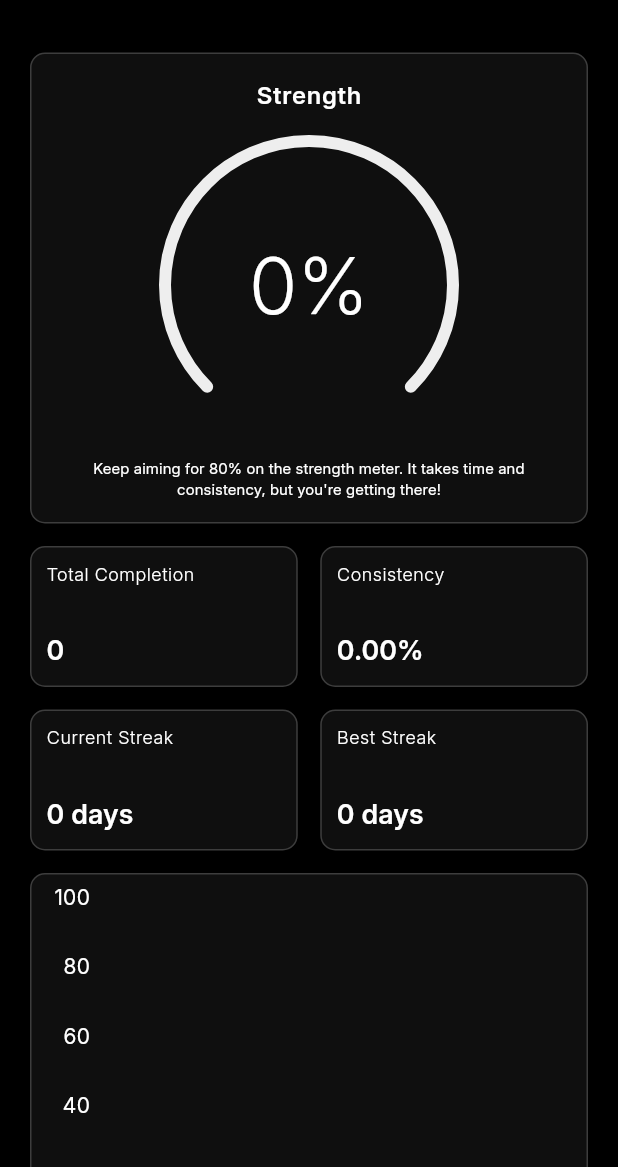
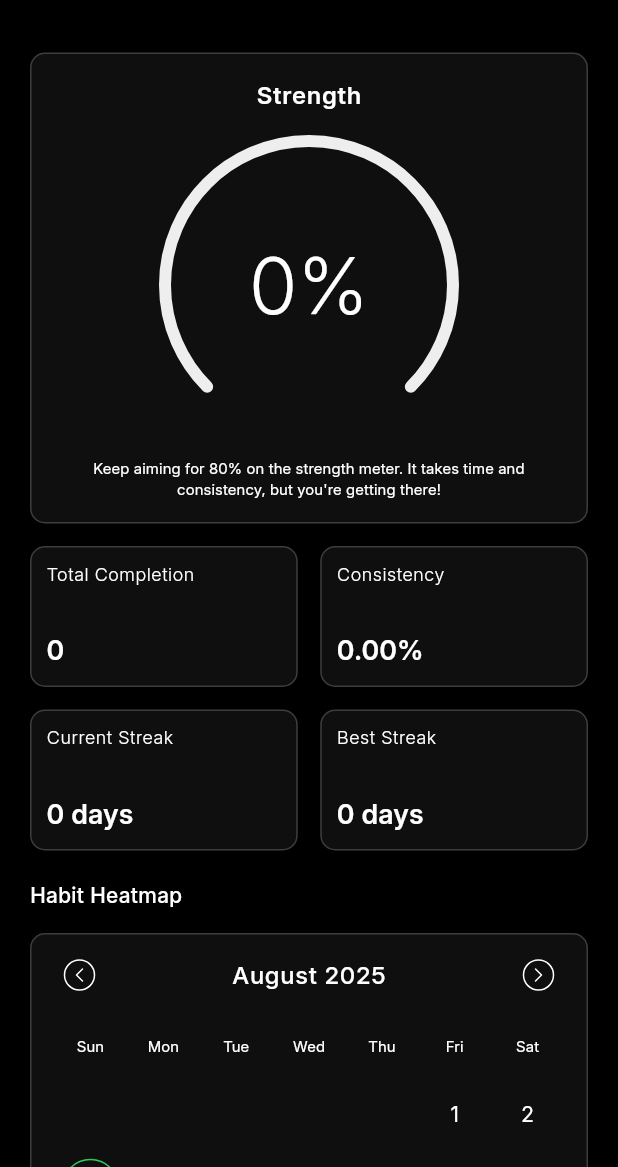
Before and after one commit to anand-a-j/habitroot, a Flutter app: the screen it shows after launch, after a tap on an icon or button, on a phone screen of 412 x 824 dp, the part 69-1236 px from its top. Run offline on Flutter 3.47's test engine with Material 3 defaults, Android fonts, the phone set to English and light mode, and no system bars; drawn by our look-alikes of dashed_circular_progress_bar, fl_chart; our stand-ins replace emoji_picker_flutter, flutter_riverpod, flutter_svg, freezed_annotation, go_router, hive_ce and 1 more; accounts and stored records are empty.

Commit message:
fix bugs, update ui

```diff
--- a/lib/core/enum/date_event.dart
+++ b/lib/core/enum/date_event.dart
@@ -1,4 +1,8 @@
 enum DateEvent {
   normal,
+  low,
+  medium,
+  high,
+  veryHigh,
   completed,
 }
--- a/lib/core/utils/responsive_layout.dart
+++ b/lib/core/utils/responsive_layout.dart
@@ -42,6 +42,6 @@ class ResponsiveLayout {
 
     // 3️⃣ Total = header + (6 rows × cell height)
     const int totalRows = 6;
-    return (headerHeight + (totalRows * cellHeight)) + 158;
+    return (headerHeight + (totalRows * cellHeight)) + 158 - 50;
   }
 }
--- a/lib/features/analytics/presentation/screen/analytics_screen.dart
+++ b/lib/features/analytics/presentation/screen/analytics_screen.dart
@@ -1,30 +1,46 @@
+import 'dart:developer';
+
 import 'package:flutter/material.dart';
 import 'package:flutter_riverpod/flutter_riverpod.dart';
 import 'package:go_router/go_router.dart';
 import 'package:habitroot/core/constants/constants.dart';
+import 'package:habitroot/core/extension/common.dart';
 import 'package:habitroot/features/analytics/presentation/utils/stats_utils.dart';
 import 'package:habitroot/features/analytics/presentation/widgets/overall_info_card.dart';
 import 'package:habitroot/features/analytics/presentation/widgets/strength_line_chart.dart';
+import 'package:habitroot/features/calendar/presentation/habitroot_month_calendar.dart';
 
 import '../../../../core/components/core_components.dart';
+import '../../../habit/domain/habit.dart';
 import '../../../habit/presentation/provider/habit_provider.dart';
 import '../widgets/strength_card.dart';
 
 class AnalyticsScreen extends ConsumerWidget {
-  const AnalyticsScreen({super.key});
+  const AnalyticsScreen({
+    this.habit,
+    Key? key,
+  }) : super(key: key);
+
+  /// If [habit] is null, show overall analytics; otherwise show single habit analytics.
+  final Habit? habit;
 
   @override
   Widget build(BuildContext context, WidgetRef ref) {
-    final habits = ref.watch(
-      habitProvider.select(
-        (map) {
-          final habits = map.values.where((habit) => !habit.isArchived).toList()
-            ..sort((a, b) => a.order.compareTo(b.order));
+    log("passing habit ; ${habit?.name}");
+    // Determine metrics source
+    final isSingle = habit != null;
+    final displayHabits = isSingle
+        ? [habit!]
+        : ref.watch(
+            habitProvider.select(
+              (map) {
+                final list = map.values.where((h) => !h.isArchived).toList()
+                  ..sort((a, b) => a.order.compareTo(b.order));
+                return list;
+              },
+            ),
+          );
 
-          return habits;
-        },
-      ),
-    );
     return Scaffold(
       appBar: HabitRootAppBar(
         leadingOnTap: () => context.pop(),
@@ -38,7 +54,9 @@ class AnalyticsScreen extends ConsumerWidget {
         ),
         physics: const BouncingScrollPhysics(),
         children: [
-          StrengthCard(habits: habits),
+          StrengthCard(
+            strength: StatsUtils.calOverallStrength(displayHabits),
+          ),
           const SizedBox(height: AppConsts.pMedium),
           Row(
             mainAxisAlignment: MainAxisAlignment.spaceBetween,
@@ -47,14 +65,15 @@ class AnalyticsScreen extends ConsumerWidget {
               Expanded(
                 child: OverallInfoCard(
                   title: "Total Completion",
-                  value: StatsUtils.calTotalCompletion(habits).toString(),
+                  value:
+                      StatsUtils.calTotalCompletion(displayHabits).toString(),
                 ),
               ),
               Expanded(
                 child: OverallInfoCard(
                   title: "Consistency",
                   value:
-                      "${StatsUtils.calConsistencyPercentage(habits).toStringAsFixed(2)}%",
+                      "${StatsUtils.calConsistencyPercentage(displayHabits).toStringAsFixed(2)}%",
                 ),
               ),
             ],
@@ -67,19 +86,55 @@ class AnalyticsScreen extends ConsumerWidget {
               Expanded(
                 child: OverallInfoCard(
                   title: "Current Streak",
-                  value: "${StatsUtils.calOverallCurrentStreak(habits)} days",
+                  value:
+                      "${StatsUtils.calOverallCurrentStreak(displayHabits)} days",
                 ),
               ),
               Expanded(
                 child: OverallInfoCard(
                   title: "Best Streak",
-                  value: "${StatsUtils.calOverallBestStreak(habits)} days",
+                  value:
+                      "${StatsUtils.calOverallBestStreak(displayHabits)} days",
                 ),
               ),
             ],
           ),
+          const SizedBox(height: AppConsts.pSide),
+          Text(
+            "Habit Heatmap",
+            style: context.bodyMedium?.copyWith(
+              fontWeight: FontWeight.w500,
+            ),
+          ),
           const SizedBox(height: AppConsts.pMedium),
-          StrengthLineChart(habits: habits)
+          Container(
+            padding: const EdgeInsets.all(AppConsts.pMedium),
+            decoration: BoxDecoration(
+              color: context.onSecondary,
+              borderRadius: BorderRadius.circular(AppConsts.rSmall),
+              border: Border.all(
+                width: 1,
+                color: context.onSecondaryContainer,
+              ),
+            ),
+            child: HabitRootMonthCalendar(
+              selectedDay: DateTime.now(),
+              changeDay: (date, event) {},
+              startDate: DateTime.now(),
+              endDate: DateTime.now(),
+              events: [],
+            ),
+          ),
+          const SizedBox(height: AppConsts.pSide),
+          Text(
+            "Average Strength",
+            style: context.bodyMedium?.copyWith(
+              fontWeight: FontWeight.w500,
+            ),
+          ),
+          const SizedBox(height: AppConsts.pMedium),
+          StrengthLineChart(habits: displayHabits),
+          const SizedBox(height: AppConsts.pMedium),
         ],
       ),
     );
--- a/lib/features/analytics/presentation/utils/stats_utils.dart
+++ b/lib/features/analytics/presentation/utils/stats_utils.dart
@@ -1,6 +1,7 @@
 import '../../../habit/domain/habit.dart';
 
 class StatsUtils {
+
   static int calOverallStrength(List<Habit> habits) {
     if (habits.isEmpty) return 0;
 
--- a/lib/features/analytics/presentation/widgets/strength_card.dart
+++ b/lib/features/analytics/presentation/widgets/strength_card.dart
@@ -7,13 +7,12 @@ import 'package:habitroot/features/analytics/presentation/utils/stats_utils.dart
 import '../../../habit/domain/habit.dart';
 
 class StrengthCard extends StatelessWidget {
-  const StrengthCard({super.key,required this.habits});
+  const StrengthCard({super.key, required this.strength});
 
-  final List<Habit> habits;
+  final int strength;
 
   @override
   Widget build(BuildContext context) {
-    final strength = StatsUtils.calOverallStrength(habits);
     return Container(
       padding: const EdgeInsets.all(AppConsts.pMedium),
       decoration: BoxDecoration(
--- a/lib/features/analytics/presentation/widgets/strength_line_chart.dart
+++ b/lib/features/analytics/presentation/widgets/strength_line_chart.dart
@@ -15,7 +15,7 @@ class StrengthLineChart extends StatelessWidget {
 
   @override
   Widget build(BuildContext context) {
-    final strengthEntries = _getStrengthOverLastNDays(habits, 90);
+    final strengthEntries = _getStrengthOverLastNDays(habits, 30);
 
     final List<FlSpot> spots = strengthEntries
         .asMap()
--- a/lib/features/calendar/presentation/menu_month_calendar.dart
+++ b/lib/features/calendar/presentation/habitroot_month_calendar.dart
@@ -11,8 +11,8 @@ import '../../../core/utils/responsive_layout.dart';
 import '../domain/calendar_event.dart';
 
 class HabitRootMonthCalendar extends StatefulWidget {
-  const HabitRootMonthCalendar({
-    super.key,
+  const HabitRootMonthCalendar(
+      {super.key,
       required this.selectedDay,
       required this.changeDay,
       this.weekdays = const [
@@ -27,8 +27,7 @@ class HabitRootMonthCalendar extends StatefulWidget {
       required this.startDate,
       required this.endDate,
       required this.events,
-    this.baseColor = AppColorScheme.primary
-  });
+      this.baseColor = AppColorScheme.primary});
 
   final DateTime selectedDay;
   final Function(DateTime date, DateEvent event) changeDay;
@@ -226,9 +225,9 @@ class _HabitRootMonthCalendarState extends State<HabitRootMonthCalendar> {
       child: AspectRatio(
         aspectRatio: 1,
         child: Container(
-          height: 40,
-          width: 40,
-          margin: const EdgeInsets.symmetric(horizontal: 2, vertical: 2),
+          height: 35,
+          width: 35,
+          margin: const EdgeInsets.symmetric(horizontal: 5, vertical: 5),
           // padding: EdgeInsets.all(_isSmallWidth ? 3 : 4),
           decoration: BoxDecoration(
             color: event.event == DateEvent.completed
--- a/lib/features/home/presentation/screen/dashboard_screen.dart
+++ b/lib/features/home/presentation/screen/dashboard_screen.dart
@@ -1,9 +1,12 @@
+import 'dart:ui';
+
 import 'package:flutter/material.dart';
 import 'package:go_router/go_router.dart';
 import 'package:habitroot/core/components/core_components.dart';
 import 'package:habitroot/core/constants/constants.dart';
 import 'package:habitroot/core/extension/common.dart';
 
+import '../widgets/dash_add_habit_button.dart';
 import '../widgets/habit_listview.dart';
 
 class DashboardScreen extends StatefulWidget {
@@ -44,15 +47,7 @@ class _DashboardScreenState extends State<DashboardScreen> {
           ],
         ),
         body: HabitListView(),
-      floatingActionButton: FloatingActionButton(
-        onPressed: () {
-          context.pushNamed('habit-add-screen');
-        },
-        child: Icon(
-          Icons.add,
-          color: context.onPrimary,
-        ),
-      ),
+        floatingActionButton: DashAddHabitButton()
         );
   }
 }
--- /dev/null
+++ b/lib/features/home/presentation/widgets/dash_add_habit_button.dart
@@ -0,0 +1,54 @@
+import 'dart:ui';
+
+import 'package:flutter/material.dart';
+import 'package:go_router/go_router.dart';
+import 'package:habitroot/core/extension/common.dart';
+
+class DashAddHabitButton extends StatelessWidget {
+  const DashAddHabitButton({
+    super.key,
+  });
+
+  @override
+  Widget build(BuildContext context) {
+    return InkWell(
+      borderRadius: BorderRadius.circular(50),
+      onTap: () {
+        context.pushNamed("habit-add-screen");
+      },
+      child: ClipRRect(
+        borderRadius: BorderRadius.circular(50),
+        child: BackdropFilter(
+          filter: ImageFilter.blur(sigmaX: 10, sigmaY: 10),
+          child: Container(
+            height: 50,
+            padding: const EdgeInsets.symmetric(vertical: 10, horizontal: 15),
+            decoration: BoxDecoration(
+              color: context.primary.withOpacity(0.25),
+              borderRadius: BorderRadius.circular(50),
+              border: Border.all(color: context.primary, width: 0.85),
+            ),
+            child: Row(
+              mainAxisSize: MainAxisSize.min,
+              spacing: 6,
+              children: [
+                Icon(
+                  Icons.add,
+                  color: context.primary.withOpacity(0.9),
+                  grade: -25.0,
+                  weight: 100,
+                ),
+                Text(
+                  "Add a Habit",
+                  style: context.bodyLarge?.copyWith(
+                    color: context.primary.withOpacity(0.9),
+                  ),
+                ),
+              ],
+            ),
+          ),
+        ),
+      ),
+    );
+  }
+}
--- a/lib/main.dart
+++ b/lib/main.dart
@@ -9,7 +9,11 @@ import 'routes/routes.dart';
 void main() async {
   WidgetsFlutterBinding.ensureInitialized();
   await HiveService.init();
-  runApp(ProviderScope(child: MyApp()));
+  runApp(
+    ProviderScope(
+      child: MyApp(),
+    ),
+  );
 }
 
 class MyApp extends StatelessWidget {
--- a/lib/routes/routes.dart
+++ b/lib/routes/routes.dart
@@ -79,12 +79,13 @@ final GoRouter router = GoRouter(
       },
     ),
     GoRoute(
+      name: 'analytics-screen',
       path: '/analytics',
-      name: 'analytics-screen',
-      pageBuilder: (BuildContext context, GoRouterState state) {
+      pageBuilder: (context, state) {
+        final habit = state.extra as Habit?;
         return SlideTransitionPage(
-          page: AnalyticsScreen(),
-          beginOffset: const Offset(0.0, 1.0),
+          page: AnalyticsScreen(habit: habit),
+          beginOffset: const Offset(0, 1),
         );
       },
     ),
```
Also changed, not shown: lib/features/calendar/presentation/heap_map_calendar.dart (+7 -6 lines), lib/features/habit/presentation/screen/habit_add_screen.dart (+3 -20 lines), lib/features/habit/presentation/widgets/habit_reminder_card.dart (+5 -2 lines), lib/features/home/presentation/components/habit_sheet_quick_button.dart (+11 -41 lines), lib/features/home/presentation/widgets/habit_details_bottom_sheet.dart (+99 -54 lines), lib/features/home/presentation/widgets/habit_heap_card.dart (+12 -18 lines). Lines whose indentation alone changed are shown as unchanged.
